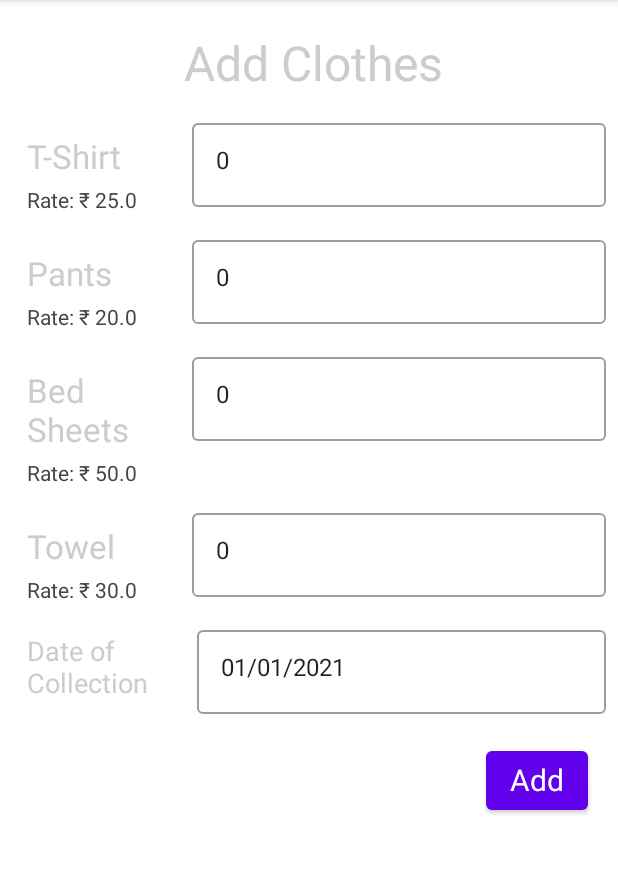
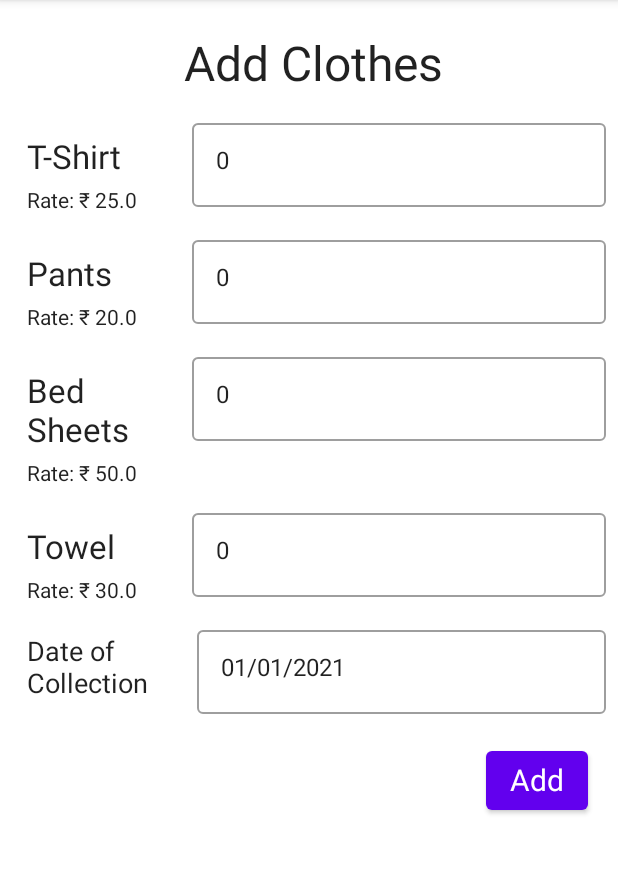
Before and after one commit to Code-R57/LaundryBill, an Android app built with Jetpack Compose: the screen it shows after launch (MainActivity), after a tap on "Add Cloth", on a phone screen of 412 x 824 dp, the part 84-958 px from its top. Run offline under Robolectric (Android 15) with nearby library versions, the light colour scheme and no system bars; our stand-ins replace Room's generated code, livedata-compose.

Commit message:
Added Dark Mode Button

```diff
--- a/app/src/main/java/com/example/laundrybill/MainActivity.kt
+++ b/app/src/main/java/com/example/laundrybill/MainActivity.kt
@@ -1,5 +1,7 @@
 package com.example.laundrybill
 
+import android.content.pm.ActivityInfo
+import android.content.res.Configuration
 import android.os.Bundle
 import androidx.activity.ComponentActivity
 import androidx.activity.compose.setContent
@@ -47,6 +49,13 @@ import kotlinx.coroutines.launch
 class MainActivity : ComponentActivity() {
     override fun onCreate(savedInstanceState: Bundle?) {
         super.onCreate(savedInstanceState)
+
+        val screenSize = resources.configuration.screenLayout and
+                Configuration.SCREENLAYOUT_SIZE_MASK
+
+        if (screenSize <= Configuration.SCREENLAYOUT_SIZE_NORMAL) {
+            setRequestedOrientation(ActivityInfo.SCREEN_ORIENTATION_PORTRAIT)
+        }
 
         val application = requireNotNull(this).application
         val dataSource = LaundryDatabase.getInstance(application).laundryDao
@@ -186,8 +195,7 @@ fun DrawerItem(item: NavigationItem, selected: Boolean, onItemClick: (Navigation
         Spacer(modifier = Modifier.width(7.dp))
         Text(
             text = item.title,
-            fontSize = 18.sp,
-            color = Color.White
+            fontSize = 18.sp
         )
     }
 }
--- /dev/null
+++ b/app/src/main/java/com/example/laundrybill/Utils.kt
@@ -0,0 +1,5 @@
+package com.example.laundrybill
+
+fun routeBuilder(route: String, itemId: Long): String {
+    return (route + "?itemId=" + itemId.toString())
+}
--- a/app/src/main/java/com/example/laundrybill/addlaundry/AddLaundryScreen.kt
+++ b/app/src/main/java/com/example/laundrybill/addlaundry/AddLaundryScreen.kt
@@ -42,7 +42,6 @@ fun AddLaundryScreen(
         if (itemId == -1L) {
             Text(
                 text = "Add Clothes", style = TextStyle(
-                    color = Color.LightGray,
                     fontSize = 32.sp,
                     textAlign = TextAlign.Center
                 ), modifier = Modifier
@@ -52,7 +51,6 @@ fun AddLaundryScreen(
         } else {
             Text(
                 "Edit", style = TextStyle(
-                    color = Color.LightGray,
                     fontSize = 32.sp,
                     textAlign = TextAlign.Center
                 ), modifier = Modifier
@@ -70,7 +68,6 @@ fun AddLaundryScreen(
         ) {
             Text(
                 "Date of Collection", style = TextStyle(
-                    color = Color.LightGray,
                     fontSize = 18.sp
                 ), modifier = Modifier
                     .padding(4.dp)
@@ -123,7 +120,6 @@ fun ClothListInput(cloth: Pair<String, Double>, clothNumber: Array<Int>, index:
             Column(modifier = Modifier.padding(6.dp)) {
                 Text(
                     cloth.first, style = TextStyle(
-                        color = Color.LightGray,
                         fontSize = 22.sp
                     ), modifier = Modifier
                         .padding(4.dp)
@@ -131,7 +127,6 @@ fun ClothListInput(cloth: Pair<String, Double>, clothNumber: Array<Int>, index:
                 )
                 Text(
                     "Rate: ₹ ${cloth.second}", style = TextStyle(
-                        color = Color.DarkGray,
                         fontSize = 14.sp
                     ), modifier = Modifier
                         .padding(4.dp)
--- a/app/src/main/java/com/example/laundrybill/myprofile/MyProfileScreen.kt
+++ b/app/src/main/java/com/example/laundrybill/myprofile/MyProfileScreen.kt
@@ -1,7 +1,8 @@
 package com.example.laundrybill.myprofile
 
 import android.util.Log
-import androidx.compose.foundation.ExperimentalFoundationApi
+import androidx.appcompat.app.AppCompatDelegate
+import androidx.compose.foundation.isSystemInDarkTheme
 import androidx.compose.foundation.layout.*
 import androidx.compose.foundation.lazy.LazyColumn
 import androidx.compose.foundation.lazy.itemsIndexed
@@ -19,7 +20,6 @@ import androidx.compose.material.icons.filled.Edit
 import androidx.compose.runtime.Composable
 import androidx.compose.runtime.getValue
 import androidx.compose.runtime.livedata.observeAsState
-import androidx.compose.ui.Alignment
 import androidx.compose.ui.Modifier
 import androidx.compose.ui.draw.clip
 import androidx.compose.ui.graphics.Color
@@ -30,6 +30,7 @@ import androidx.compose.ui.unit.sp
 import androidx.navigation.NavHostController
 import com.example.laundrybill.NavigationItem
 import com.example.laundrybill.database.Laundry
+import com.example.laundrybill.routeBuilder
 
 @Composable
 fun MyProfileScreen(navController: NavHostController, viewModel: MyProfileViewModel) {
@@ -44,7 +45,6 @@ fun MyProfileScreen(navController: NavHostController, viewModel: MyProfileViewMo
         Text(
             "Total Money Spent: \n₹ $moneySpent",
             style = TextStyle(
-                color = Color.LightGray,
                 fontSize = 32.sp,
                 textAlign = TextAlign.Center
             ), modifier = Modifier
@@ -54,7 +54,6 @@ fun MyProfileScreen(navController: NavHostController, viewModel: MyProfileViewMo
         Text(
             "Pending Bill: ₹ $pendingBillAmount",
             style = TextStyle(
-                color = Color.DarkGray,
                 fontSize = 24.sp,
                 textAlign = TextAlign.Center
             ), modifier = Modifier
@@ -71,7 +70,6 @@ fun MyProfileScreen(navController: NavHostController, viewModel: MyProfileViewMo
             Text(
                 "Pending",
                 style = TextStyle(
-                    color = Color.White,
                     fontSize = 28.sp,
                     textAlign = TextAlign.Center
                 ), modifier = Modifier
@@ -85,17 +83,36 @@ fun MyProfileScreen(navController: NavHostController, viewModel: MyProfileViewMo
                 }
             }
         }
+        Row {
+            val isDarkMode = isSystemInDarkTheme()
+            Button(
+                onClick = {
+                    if (isDarkMode) {
+                        //AppCompatDelegate.setDefaultNightMode(AppCompatDelegate.MODE_NIGHT_NO)
+                    } else {
+                        //AppCompatDelegate.setDefaultNightMode(AppCompatDelegate.MODE_NIGHT_YES)
+                    }
+                },
+                shape = CircleShape, modifier = Modifier
+                    .padding(24.dp)
+            ) {
+                if (isSystemInDarkTheme()) {
+                    Text("Light Mode", style = TextStyle(fontSize = 20.sp))
+                } else {
+                    Text("Dark Mode", style = TextStyle(fontSize = 20.sp))
+                }
+            }
+            Spacer(modifier = Modifier.weight(1f))
             Button(
                 onClick = {
                     navController.navigate(NavigationItem.AddLaundry.route)
                 },
                 shape = CircleShape, modifier = Modifier
-                .align(Alignment.End)
                     .padding(24.dp)
                     .size(60.dp)
             ) {
                 Icon(Icons.Default.Add, contentDescription = "Add Cloth")
-
+            }
         }
 
     }
@@ -150,8 +167,8 @@ fun LaundryItemCard(
                 }
                 Spacer(modifier = Modifier.weight(1f))
                 Button(onClick = {
-                    Log.i("myInfo", "Button Edit - ${routeBuilder(laundry.itemId)}")
-                    navController.navigate(routeBuilder(laundry.itemId))
+                    Log.i("myInfo", "Button Edit - ${routeBuilder(NavigationItem.AddLaundry.route, laundry.itemId)}")
+                    navController.navigate(routeBuilder(NavigationItem.AddLaundry.route, laundry.itemId))
                 }) {
                     Icon(Icons.Default.Edit, contentDescription = "Edit")
                 }
@@ -160,7 +177,3 @@ fun LaundryItemCard(
 
     }
 }
-
-fun routeBuilder(itemId: Long): String {
-    return (NavigationItem.AddLaundry.route + "?itemId=" + itemId.toString())
-}
```
Also changed, not shown: app/src/main/java/com/example/laundrybill/laundryhistory/LaundryHistoryScreen.kt (+4 -3 lines). Lines whose indentation alone changed are shown as unchanged.
